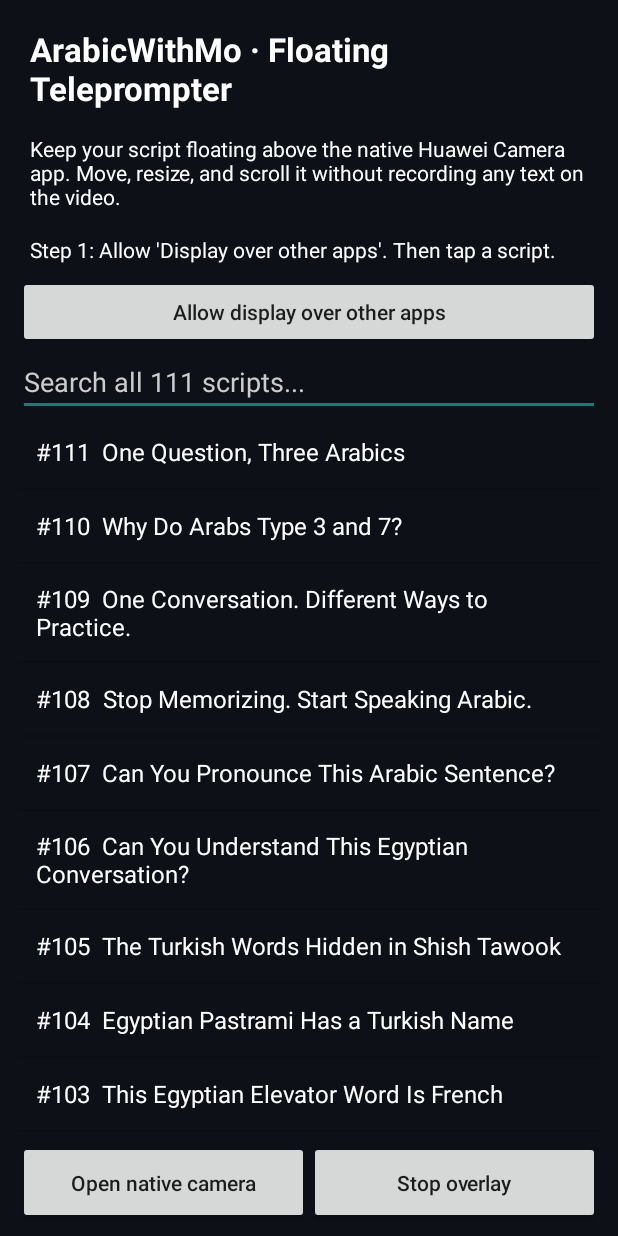
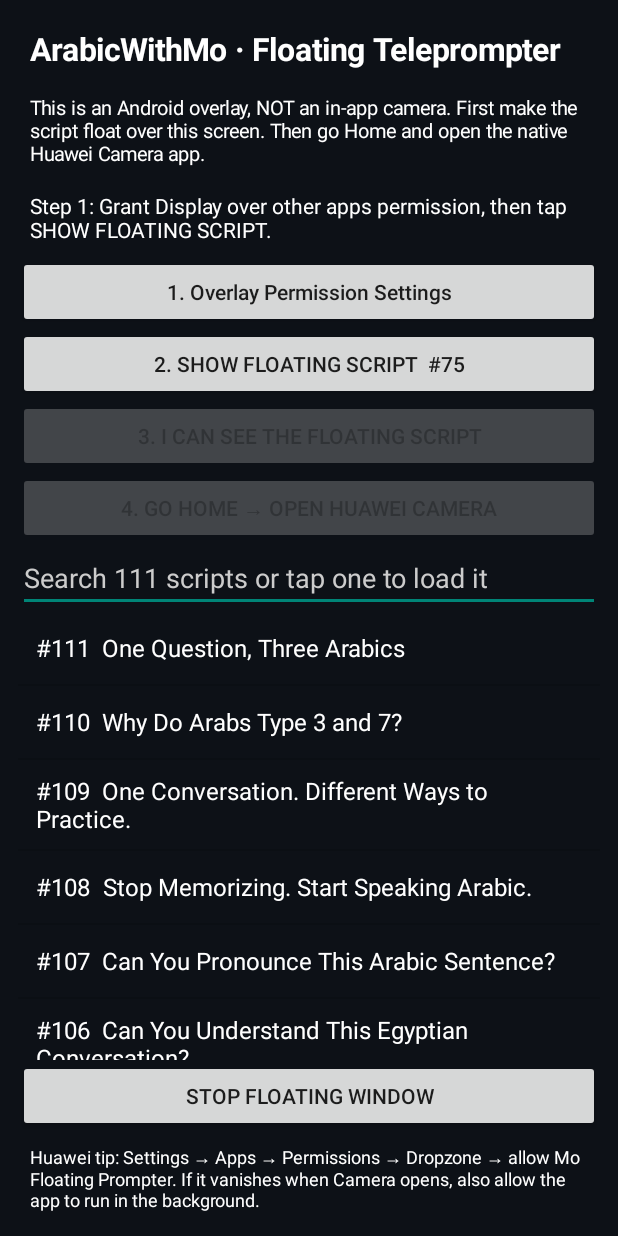
Before and after one commit to Mo-Rabi/teleprompter, an Android app: the screen it shows after launch (MainActivity), on a phone screen of 412 x 824 dp. Run offline under Robolectric (Android 15) with nearby library versions, the phone set to English and light mode, and no system bars; 1 statement that could not run was skipped.

Commit message:
Require visible system overlay before opening Camera; show startup diagnostics and Huawei Dropzone guidance

```diff
--- a/android-floating/app/src/main/java/com/arabicwithmo/floating/MainActivity.java
+++ b/android-floating/app/src/main/java/com/arabicwithmo/floating/MainActivity.java
@@ -2,14 +2,18 @@ package com.arabicwithmo.floating;
 
 import android.Manifest;
 import android.app.Activity;
+import android.content.BroadcastReceiver;
+import android.content.Context;
 import android.content.Intent;
+import android.content.IntentFilter;
 import android.content.pm.PackageManager;
 import android.graphics.Color;
 import android.net.Uri;
 import android.os.Build;
 import android.os.Bundle;
-import android.provider.MediaStore;
 import android.provider.Settings;
+import android.text.Editable;
+import android.text.TextWatcher;
 import android.view.Gravity;
 import android.view.View;
 import android.widget.ArrayAdapter;
@@ -18,20 +22,47 @@ import android.widget.EditText;
 import android.widget.LinearLayout;
 import android.widget.ListView;
 import android.widget.TextView;
-import android.text.Editable;
-import android.text.TextWatcher;
 
 import java.util.ArrayList;
 import java.util.Collections;
+import java.util.Locale;
 
 public class MainActivity extends Activity {
     private ScriptCatalog catalog;
     private ArrayAdapter<ScriptCatalog.Script> adapter;
     private final ArrayList<ScriptCatalog.Script> choices = new ArrayList<>();
     private TextView status;
+    private Button showButton;
+    private Button confirmButton;
+    private Button homeButton;
+    private int selectedScript;
     private int awaitingPermissionScript = -1;
+    private boolean overlayCreated = false;
+    private boolean confirmedVisible = false;
+    private boolean receiverRegistered = false;
 
-    private int dp(int value) { return (int) (value * getResources().getDisplayMetrics().density + 0.5f); }
+    private final BroadcastReceiver overlayReceiver = new BroadcastReceiver() {
+        @Override public void onReceive(Context context, Intent intent) {
+            if (!FloatingService.ACTION_STATUS.equals(intent.getAction())) return;
+            boolean created = intent.getBooleanExtra("created", false);
+            String message = intent.getStringExtra("message");
+            overlayCreated = created;
+            confirmedVisible = false;
+            if (confirmButton != null) confirmButton.setEnabled(created);
+            if (homeButton != null) homeButton.setEnabled(false);
+            if (status != null) {
+                if (created) status.setText(
+                    "Android created the floating script window. Check that you can see it ON THIS SCREEN, then tap step 3. " +
+                    "If you cannot see it, enable Huawei Dropzone permission.");
+                else status.setText("Floating script DID NOT start. " +
+                    (message == null ? "Check overlay/Dropzone permission and retry." : message));
+            }
+        }
+    };
+
+    private int dp(int value) {
+        return (int) (value * getResources().getDisplayMetrics().density + .5f);
+    }
 
     private TextView label(String value, float size) {
         TextView t = new TextView(this);
@@ -53,66 +84,101 @@ public class MainActivity extends Activity {
         super.onCreate(state);
         getWindow().setStatusBarColor(Color.rgb(13,17,23));
         getWindow().setNavigationBarColor(Color.rgb(13,17,23));
+        selectedScript = getSharedPreferences("floating", MODE_PRIVATE).getInt("script",75);
         catalog = new ScriptCatalog(this);
+
         LinearLayout root = new LinearLayout(this);
         root.setOrientation(LinearLayout.VERTICAL);
         root.setPadding(dp(12), dp(10), dp(12), dp(8));
         root.setBackgroundColor(Color.rgb(13,17,23));
 
-        TextView heading = label("ArabicWithMo · Floating Teleprompter",22);
+        TextView heading = label("ArabicWithMo · Floating Teleprompter",21);
         heading.setTypeface(null,1);
         root.addView(heading);
-        root.addView(label("Keep your script floating above the native Huawei Camera app. Move, resize, and scroll it without recording any text on the video.",14));
-        status = label("",14);
+        root.addView(label("This is an Android overlay, NOT an in-app camera. First make the script float over this screen. Then go Home and open the native Huawei Camera app.",13));
+
+        status=label("Step 1: Allow display over other apps, and Huawei Dropzone if available.",14);
         root.addView(status);
-        Button permission = button("Allow display over other apps");
+        Button permission=button("1. Overlay Permission Settings");
         permission.setOnClickListener(v -> requestOverlayPermission());
         root.addView(permission);
 
-        EditText search = new EditText(this);
+        showButton=button("2. SHOW FLOATING SCRIPT  #" + selectedScript);
+        showButton.setOnClickListener(v -> openOverlay(selectedScript));
+        root.addView(showButton);
+
+        confirmButton=button("3. I CAN SEE THE FLOATING SCRIPT");
+        confirmButton.setEnabled(false);
+        confirmButton.setOnClickListener(v -> {
+            if (!overlayCreated) {
+                status.setText("No floating window reported yet. Tap SHOW FLOATING SCRIPT first.");
+                return;
+            }
+            confirmedVisible=true;
+            homeButton.setEnabled(true);
+            status.setText("Great. Tap Go Home, then open the Huawei Camera icon yourself. " +
+                "If the window disappears only inside Camera, Huawei/Android may be hiding overlays in that app.");
+        });
+        root.addView(confirmButton);
+
+        homeButton=button("4. GO HOME → OPEN HUAWEI CAMERA");
+        homeButton.setEnabled(false);
+        homeButton.setOnClickListener(v -> {
+            if (!confirmedVisible) {
+                status.setText("First confirm the floating script is visible over this screen.");
+                return;
+            }
+            Intent home=new Intent(Intent.ACTION_MAIN);
+            home.addCategory(Intent.CATEGORY_HOME);
+            home.addFlags(Intent.FLAG_ACTIVITY_NEW_TASK);
+            startActivity(home);
+        });
+        root.addView(homeButton);
+
+        EditText search=new EditText(this);
         search.setSingleLine(true);
-        search.setHint("Search all 111 scripts...");
+        search.setHint("Search 111 scripts or tap one to load it");
         search.setHintTextColor(Color.LTGRAY);
         search.setTextColor(Color.WHITE);
         root.addView(search);
 
-        ListView list = new ListView(this);
-        list.setDividerHeight(dp(1));
-        adapter = new ArrayAdapter<ScriptCatalog.Script>(this, android.R.layout.simple_list_item_1, choices) {
+        ListView list=new ListView(this);
+        adapter=new ArrayAdapter<ScriptCatalog.Script>(this, android.R.layout.simple_list_item_1, choices) {
             @Override public View getView(int position, View convertView, android.view.ViewGroup parent) {
-                TextView text = (TextView) super.getView(position, convertView, parent);
-                text.setTextColor(Color.WHITE);
-                text.setTextSize(16);
-                text.setPadding(dp(12), dp(12), dp(12), dp(12));
-                return text;
+                TextView t=(TextView)super.getView(position,convertView,parent);
+                t.setTextColor(Color.WHITE);
+                t.setTextSize(16);
+                t.setPadding(dp(12),dp(9),dp(12),dp(9));
+                return t;
             }
         };
         list.setAdapter(adapter);
         root.addView(list,new LinearLayout.LayoutParams(-1,0,1f));
-        list.setOnItemClickListener((parent,view,position,id) -> openOverlay(choices.get(position).id));
+        list.setOnItemClickListener((parent,view,position,id) -> {
+            selectedScript=choices.get(position).id;
+            showButton.setText("2. SHOW FLOATING SCRIPT  #"+selectedScript);
+            openOverlay(selectedScript);
+        });
 
         search.addTextChangedListener(new TextWatcher() {
-            public void beforeTextChanged(CharSequence s,int start,int count,int after) {}
-            public void onTextChanged(CharSequence s,int start,int before,int count) { filter(s.toString()); }
-            public void afterTextChanged(Editable s) {}
+            @Override public void beforeTextChanged(CharSequence s,int start,int count,int after){}
+            @Override public void onTextChanged(CharSequence s,int start,int before,int count){filter(s.toString());}
+            @Override public void afterTextChanged(Editable s){}
         });
         filter("");
 
-        LinearLayout footer = new LinearLayout(this);
-        footer.setGravity(Gravity.CENTER);
-        Button camera = button("Open native camera");
-        camera.setOnClickListener(v -> {
-            try { startActivity(new Intent(MediaStore.INTENT_ACTION_VIDEO_CAMERA)); }
-            catch(Exception ex) { status.setText("Open your phone's Camera app manually. The floating script remains on top."); }
+        Button stop=button("STOP FLOATING WINDOW");
+        stop.setOnClickListener(v -> {
+            startService(new Intent(this,FloatingService.class).setAction(FloatingService.ACTION_STOP));
+            overlayCreated=false;confirmedVisible=false;
+            confirmButton.setEnabled(false);homeButton.setEnabled(false);
+            status.setText("Stopped. Tap SHOW FLOATING SCRIPT to begin again.");
         });
-        footer.addView(camera,new LinearLayout.LayoutParams(0,dp(55),1f));
-        Button stop = button("Stop overlay");
-        stop.setOnClickListener(v -> startService(new Intent(this,FloatingService.class).setAction(FloatingService.ACTION_STOP)));
-        footer.addView(stop,new LinearLayout.LayoutParams(0,dp(55),1f));
-        root.addView(footer);
+        root.addView(stop);
+        root.addView(label("Huawei tip: Settings → Apps → Permissions → Dropzone → allow Mo Floating Prompter. " +
+            "If it vanishes when Camera opens, also allow the app to run in the background.",12));
         setContentView(root);
-
-        if(Build.VERSION.SDK_INT>=33 && checkSelfPermission(Manifest.permission.POST_NOTIFICATIONS)!=PackageManager.PERMISSION_GRANTED) {
+        if (Build.VERSION.SDK_INT>=33 && checkSelfPermission(Manifest.permission.POST_NOTIFICATIONS)!=PackageManager.PERMISSION_GRANTED) {
             requestPermissions(new String[]{Manifest.permission.POST_NOTIFICATIONS},100);
         }
         updatePermissionText();
@@ -120,56 +186,86 @@ public class MainActivity extends Activity {
 
     private void filter(String query) {
         choices.clear();
-        String q = query.trim().toLowerCase(java.util.Locale.ROOT);
-        ArrayList<ScriptCatalog.Script> all = new ArrayList<>(catalog.all());
-        Collections.reverse(all); // newest scripts first
+        String q=query.trim().toLowerCase(Locale.ROOT);
+        ArrayList<ScriptCatalog.Script> all=new ArrayList<>(catalog.all());
+        Collections.reverse(all);
         for(ScriptCatalog.Script script:all) {
-            if(q.isEmpty() || script.title.toLowerCase(java.util.Locale.ROOT).contains(q)
-                || script.text.toLowerCase(java.util.Locale.ROOT).contains(q)
+            if(q.isEmpty() || script.title.toLowerCase(Locale.ROOT).contains(q)
+                || script.text.toLowerCase(Locale.ROOT).contains(q)
                 || String.valueOf(script.id).equals(q)) choices.add(script);
         }
         adapter.notifyDataSetChanged();
     }
 
     private void updatePermissionText() {
-        if(status!=null) status.setText(Settings.canDrawOverlays(this)
-            ? "✓ Overlay permission granted. Tap a script to float it over Camera."
-            : "Step 1: Allow 'Display over other apps'. Then tap a script.");
+        if(status==null || overlayCreated) return;
+        status.setText(Settings.canDrawOverlays(this)
+            ? "Overlay permission granted. Next: tap SHOW FLOATING SCRIPT. " +
+                "Huawei may also require Dropzone permission."
+            : "Step 1: Grant Display over other apps permission, then tap SHOW FLOATING SCRIPT.");
     }
 
     private void requestOverlayPermission() {
-        if(!Settings.canDrawOverlays(this)) {
+        if (!Settings.canDrawOverlays(this)) {
             try {
                 startActivity(new Intent(Settings.ACTION_MANAGE_OVERLAY_PERMISSION,
                     Uri.parse("package:"+getPackageName())));
             } catch(Exception ignored) {
                 startActivity(new Intent(Settings.ACTION_MANAGE_OVERLAY_PERMISSION));
             }
-        } else updatePermissionText();
+        } else {
+            status.setText("Android overlay permission is already granted. If the script is missing, check Huawei Dropzone.");
+        }
     }
 
     private void openOverlay(int scriptId) {
-        if(!Settings.canDrawOverlays(this)) {
+        if (!Settings.canDrawOverlays(this)) {
             awaitingPermissionScript=scriptId;
             requestOverlayPermission();
             return;
         }
+        overlayCreated=false;
+        confirmedVisible=false;
+        confirmButton.setEnabled(false);
+        homeButton.setEnabled(false);
+        status.setText("Starting system-wide floating script #"+scriptId+"…");
         getSharedPreferences("floating",MODE_PRIVATE).edit().putInt("script",scriptId).apply();
-        Intent intent = new Intent(this,FloatingService.class);
+        Intent intent=new Intent(this,FloatingService.class);
         intent.setAction(FloatingService.ACTION_SHOW);
         intent.putExtra("script",scriptId);
-        if(Build.VERSION.SDK_INT>=26) startForegroundService(intent);
-        else startService(intent);
-        status.setText("✓ Floating script #"+scriptId+" started. Open the native camera. Drag the bar to move it.");
+        try {
+            if (Build.VERSION.SDK_INT>=26) startForegroundService(intent);
+            else startService(intent);
+        } catch (RuntimeException ex) {
+            status.setText("Overlay service could not start: "+
+                ex.getClass().getSimpleName()+". Try Huawei Dropzone and background-app permissions.");
+        }
+    }
+
+    @Override protected void onStart() {
+        super.onStart();
+        IntentFilter filter=new IntentFilter(FloatingService.ACTION_STATUS);
+        if (Build.VERSION.SDK_INT>=33) {
+            registerReceiver(overlayReceiver,filter,Context.RECEIVER_NOT_EXPORTED);
+        } else registerReceiver(overlayReceiver,filter);
+        receiverRegistered=true;
+    }
+
+    @Override protected void onStop() {
+        if (receiverRegistered) {
+            unregisterReceiver(overlayReceiver);
+            receiverRegistered=false;
+        }
+        super.onStop();
     }
 
     @Override protected void onResume() {
         super.onResume();
         updatePermissionText();
         if(awaitingPermissionScript>0 && Settings.canDrawOverlays(this)) {
-            int id=awaitingPermissionScript;
+            int script=awaitingPermissionScript;
             awaitingPermissionScript=-1;
-            openOverlay(id);
+            openOverlay(script);
         }
     }
 }
```
